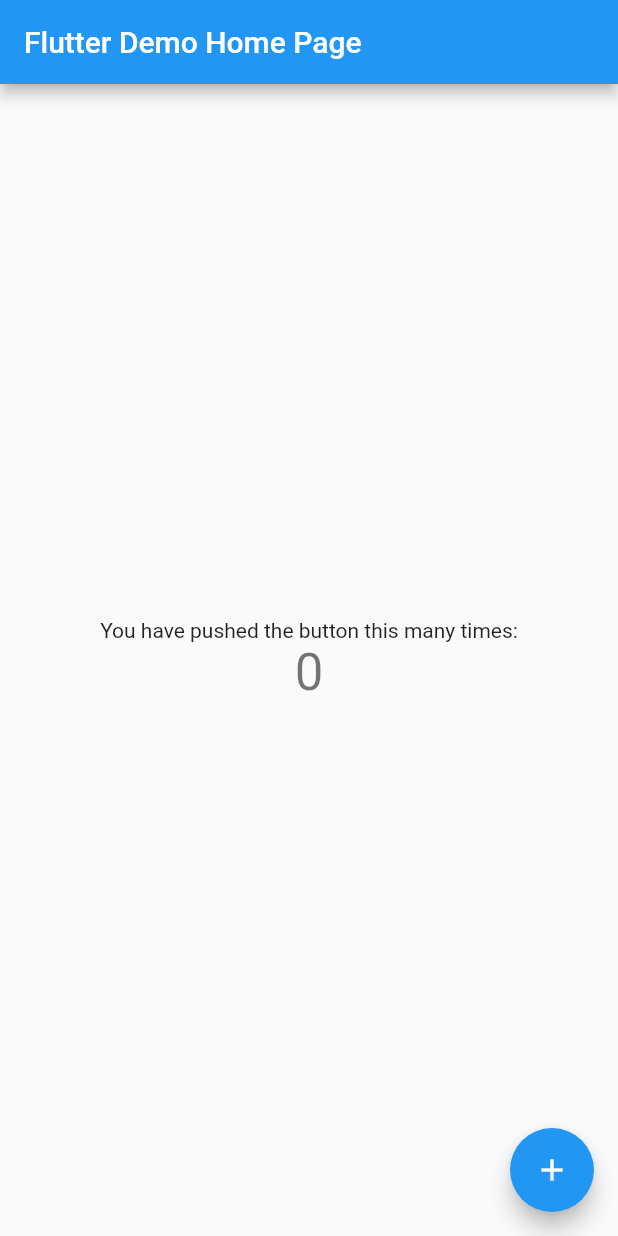
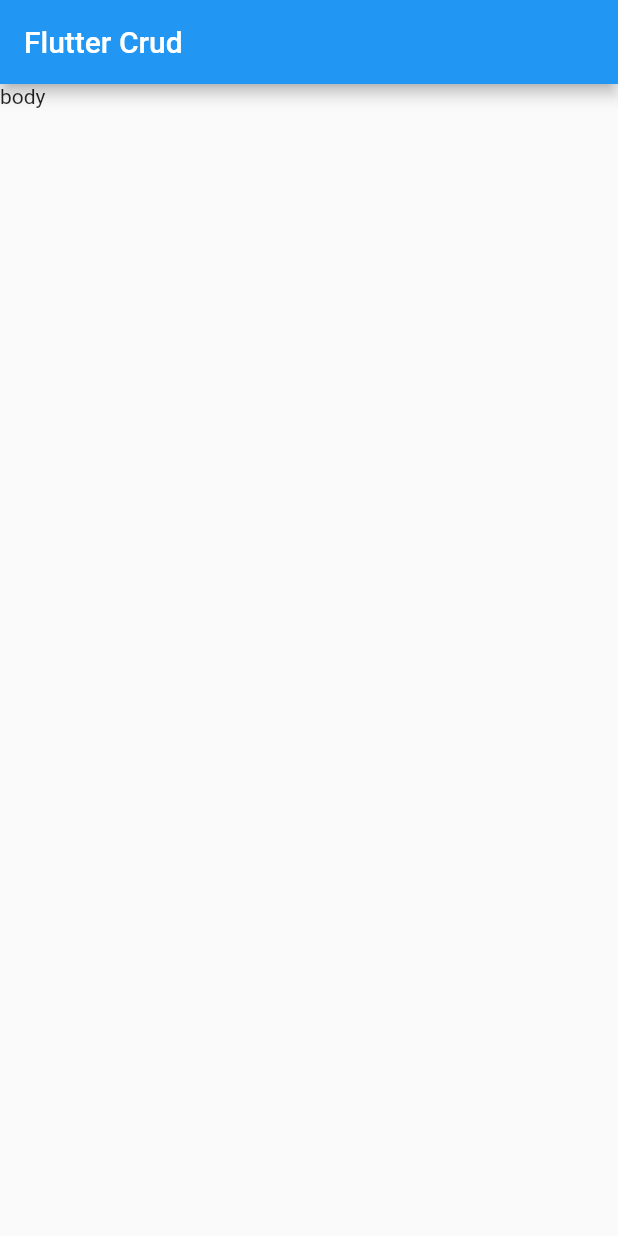
Before and after one commit to Jartz/flutter_crud, a Flutter app: the screen it shows after launch, on a phone screen of 412 x 824 dp. Run offline on Flutter 3.47's test engine with Material 2 defaults, Android fonts, the phone set to English and light mode, and no system bars.

```diff
--- a/lib/main.dart
+++ b/lib/main.dart
@@ -1,111 +1,15 @@
-import 'package:flutter/material.dart';
+import "package:flutter/material.dart";
+import 'package:flutter_crud/views/home.dart';
 
-void main() => runApp(MyApp());
+void main() => runApp(new MyApp());
 
 class MyApp extends StatelessWidget {
-  // This widget is the root of your application.
   @override
   Widget build(BuildContext context) {
     return MaterialApp(
-      title: 'Flutter Demo',
-      theme: ThemeData(
-        // This is the theme of your application.
-        //
-        // Try running your application with "flutter run". You'll see the
-        // application has a blue toolbar. Then, without quitting the app, try
-        // changing the primarySwatch below to Colors.green and then invoke
-        // "hot reload" (press "r" in the console where you ran "flutter run",
-        // or simply save your changes to "hot reload" in a Flutter IDE).
-        // Notice that the counter didn't reset back to zero; the application
-        // is not restarted.
-        primarySwatch: Colors.blue,
-      ),
-      home: MyHomePage(title: 'Flutter Demo Home Page'),
+      title: "Flutter_crud",
+      home: new HomePage(),
+      debugShowCheckedModeBanner: false,
     );
   }
 }
-
-class MyHomePage extends StatefulWidget {
-  MyHomePage({Key key, this.title}) : super(key: key);
-
-  // This widget is the home page of your application. It is stateful, meaning
-  // that it has a State object (defined below) that contains fields that affect
-  // how it looks.
-
-  // This class is the configuration for the state. It holds the values (in this
-  // case the title) provided by the parent (in this case the App widget) and
-  // used by the build method of the State. Fields in a Widget subclass are
-  // always marked "final".
-
-  final String title;
-
-  @override
-  _MyHomePageState createState() => _MyHomePageState();
-}
-
-class _MyHomePageState extends State<MyHomePage> {
-  int _counter = 0;
-
-  void _incrementCounter() {
-    setState(() {
-      // This call to setState tells the Flutter framework that something has
-      // changed in this State, which causes it to rerun the build method below
-      // so that the display can reflect the updated values. If we changed
-      // _counter without calling setState(), then the build method would not be
-      // called again, and so nothing would appear to happen.
-      _counter++;
-    });
-  }
-
-  @override
-  Widget build(BuildContext context) {
-    // This method is rerun every time setState is called, for instance as done
-    // by the _incrementCounter method above.
-    //
-    // The Flutter framework has been optimized to make rerunning build methods
-    // fast, so that you can just rebuild anything that needs updating rather
-    // than having to individually change instances of widgets.
-    return Scaffold(
-      appBar: AppBar(
-        // Here we take the value from the MyHomePage object that was created by
-        // the App.build method, and use it to set our appbar title.
-        title: Text(widget.title),
-      ),
-      body: Center(
-        // Center is a layout widget. It takes a single child and positions it
-        // in the middle of the parent.
-        child: Column(
-          // Column is also layout widget. It takes a list of children and
-          // arranges them vertically. By default, it sizes itself to fit its
-          // children horizontally, and tries to be as tall as its parent.
-          //
-          // Invoke "debug painting" (press "p" in the console, choose the
-          // "Toggle Debug Paint" action from the Flutter Inspector in Android
-          // Studio, or the "Toggle Debug Paint" command in Visual Studio Code)
-          // to see the wireframe for each widget.
-          //
-          // Column has various properties to control how it sizes itself and
-          // how it positions its children. Here we use mainAxisAlignment to
-          // center the children vertically; the main axis here is the vertical
-          // axis because Columns are vertical (the cross axis would be
-          // horizontal).
-          mainAxisAlignment: MainAxisAlignment.center,
-          children: <Widget>[
-            Text(
-              'You have pushed the button this many times:',
-            ),
-            Text(
-              '$_counter',
-              style: Theme.of(context).textTheme.display1,
-            ),
-          ],
-        ),
-      ),
-      floatingActionButton: FloatingActionButton(
-        onPressed: _incrementCounter,
-        tooltip: 'Increment',
-        child: Icon(Icons.add),
-      ), // This trailing comma makes auto-formatting nicer for build methods.
-    );
-  }
-}
--- /dev/null
+++ b/lib/views/home.dart
@@ -0,0 +1,14 @@
+import "package:flutter/material.dart";
+
+class HomePage extends StatelessWidget {
+  @override
+  Widget build(BuildContext context) {
+    // TODO: implement build
+    return new Scaffold(
+      appBar: new AppBar(
+        title: new Text("Flutter Crud"),
+      ),
+      body: new Text("body"),
+    );
+  }
+}
```
Also changed, not shown: 1 other file.
